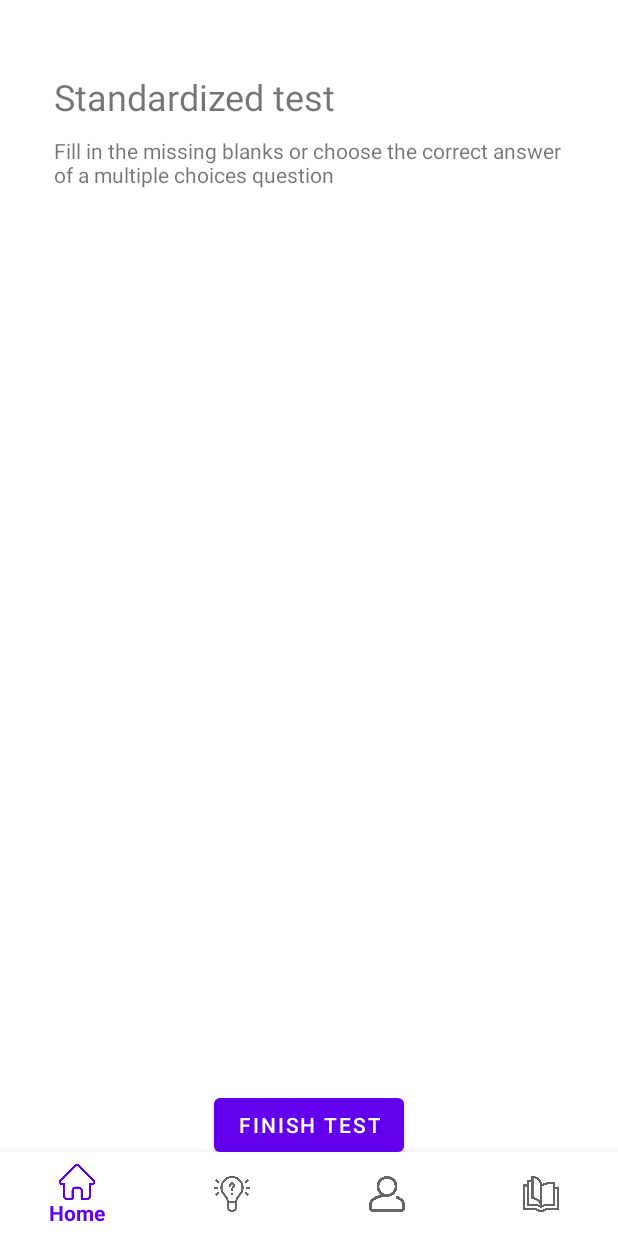
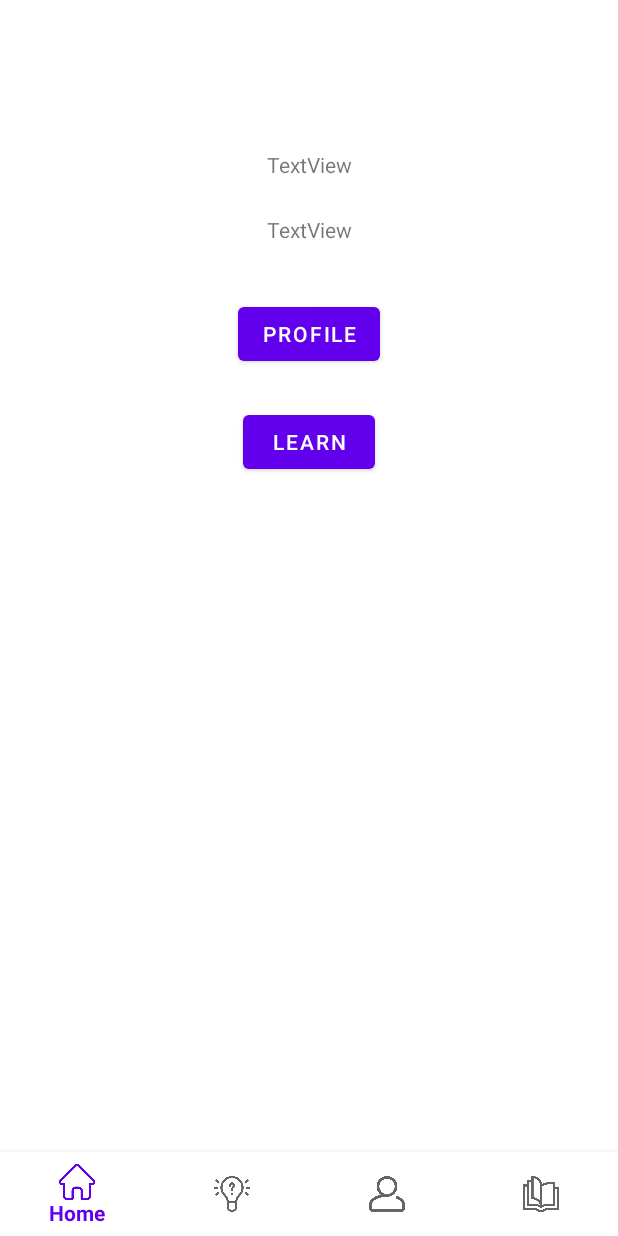
Before and after one commit to krunoslav-k/Albion, an Android app: the TestFragment screen opened through its navigation route, after a tap on "FINISH TEST", on a phone screen of 412 x 824 dp. Run offline under Robolectric (Android 15) with nearby library versions, the phone set to English and light mode, and no system bars; our stand-ins replace Firebase (no records; nobody signed in at launch, a user with empty details on screens opened directly), navigation-ui.

Commit message:
TestResultsFragment implementation started and connected to TestFragment

```diff
--- a/app/src/main/java/com/krunoslavkazalicki/albion/TestFragment.kt
+++ b/app/src/main/java/com/krunoslavkazalicki/albion/TestFragment.kt
@@ -83,6 +83,10 @@ class TestFragment : Fragment() {
                             Log.w(ContentValues.TAG, "Error adding document", e)
                         }
                 }
+
+            val fragment = TestResultsFragment()
+            val transaction = fragmentManager?.beginTransaction()
+            transaction?.replace(R.id.fragment, fragment)?.commit()
         }
 
         return view
--- /dev/null
+++ b/app/src/main/java/com/krunoslavkazalicki/albion/TestResultsFragment.kt
@@ -0,0 +1,46 @@
+package com.krunoslavkazalicki.albion
+
+import android.content.ContentValues
+import android.os.Bundle
+import android.util.Log
+import androidx.fragment.app.Fragment
+import android.view.LayoutInflater
+import android.view.View
+import android.view.ViewGroup
+import android.widget.Button
+import android.widget.TextView
+import com.google.firebase.firestore.Query
+import com.google.firebase.firestore.ktx.firestore
+import com.google.firebase.ktx.Firebase
+
+class TestResultsFragment : Fragment() {
+
+override fun onCreateView(inflater: LayoutInflater, container: ViewGroup?, savedInstanceState: Bundle?): View? {
+    val view = inflater.inflate(R.layout.fragment_test_results, container, false)
+    val numberResultTextView: TextView = view.findViewById(R.id.numberResult_tv)
+    val levelResultTextView: TextView = view.findViewById(R.id.levelResult_tv)
+    val goToProfileButton: Button = view.findViewById(R.id.goToProfile_btn)
+    val db = Firebase.firestore
+
+    db.collection("Results")
+        .orderBy("timestamp", Query.Direction.DESCENDING).limit(1)
+        .get()
+        .addOnSuccessListener { result ->
+            for (document in result) {
+                numberResultTextView.text = document.data.get("result").toString()
+            }
+        }
+        .addOnFailureListener { exception ->
+            Log.w(ContentValues.TAG, "Error getting documents.", exception)
+        }
+
+    goToProfileButton.setOnClickListener {
+        val fragment = ProfileFragment()
+        val transaction = fragmentManager?.beginTransaction()
+        transaction?.replace(R.id.fragment, fragment)?.commit()
+    }
+
+
+    return view
+    }
+}
--- /dev/null
+++ b/app/src/main/res/layout/fragment_test_results.xml
@@ -0,0 +1,53 @@
+<?xml version="1.0" encoding="utf-8"?>
+<FrameLayout xmlns:android="http://schemas.android.com/apk/res/android"
+    xmlns:app="http://schemas.android.com/apk/res-auto"
+    xmlns:tools="http://schemas.android.com/tools"
+    android:layout_width="match_parent"
+    android:layout_height="match_parent"
+    tools:context=".TestResultsFragment">
+
+    <androidx.constraintlayout.widget.ConstraintLayout
+        android:layout_width="match_parent"
+        android:layout_height="match_parent">
+
+        <TextView
+            android:id="@+id/numberResult_tv"
+            android:layout_width="wrap_content"
+            android:layout_height="wrap_content"
+            android:layout_marginTop="100dp"
+            android:text="TextView"
+            app:layout_constraintEnd_toEndOf="parent"
+            app:layout_constraintStart_toStartOf="parent"
+            app:layout_constraintTop_toTopOf="parent" />
+
+        <TextView
+            android:id="@+id/levelResult_tv"
+            android:layout_width="wrap_content"
+            android:layout_height="wrap_content"
+            android:layout_marginTop="24dp"
+            android:text="TextView"
+            app:layout_constraintEnd_toEndOf="parent"
+            app:layout_constraintStart_toStartOf="parent"
+            app:layout_constraintTop_toBottomOf="@+id/numberResult_tv" />
+
+        <Button
+            android:id="@+id/goToProfile_btn"
+            android:layout_width="wrap_content"
+            android:layout_height="wrap_content"
+            android:layout_marginTop="36dp"
+            android:text="Profile"
+            app:layout_constraintEnd_toEndOf="parent"
+            app:layout_constraintStart_toStartOf="parent"
+            app:layout_constraintTop_toBottomOf="@+id/levelResult_tv" />
+
+        <Button
+            android:id="@+id/button3"
+            android:layout_width="wrap_content"
+            android:layout_height="wrap_content"
+            android:layout_marginTop="24dp"
+            android:text="Learn"
+            app:layout_constraintEnd_toEndOf="parent"
+            app:layout_constraintStart_toStartOf="parent"
+            app:layout_constraintTop_toBottomOf="@+id/goToProfile_btn" />
+    </androidx.constraintlayout.widget.ConstraintLayout>
+</FrameLayout>
```
